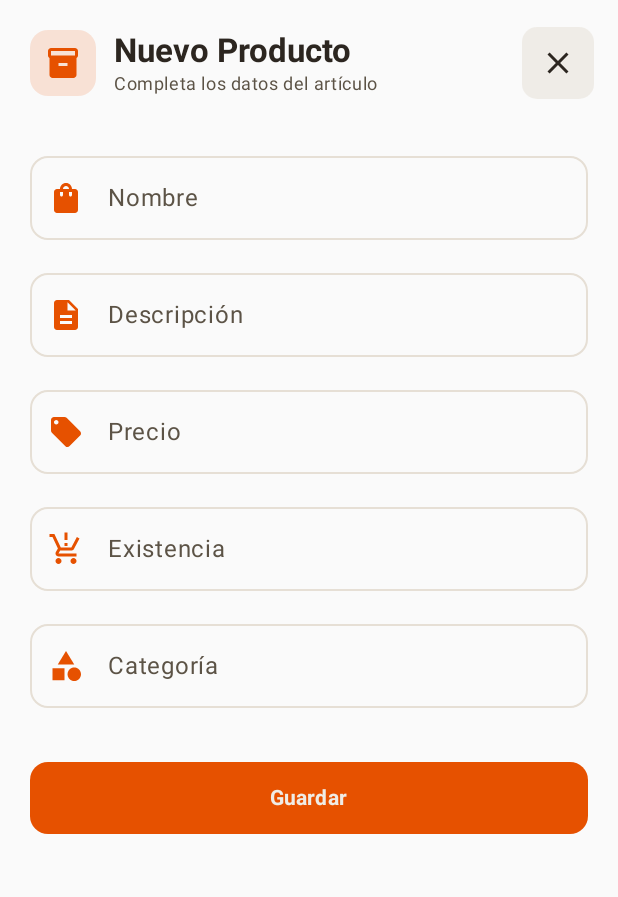
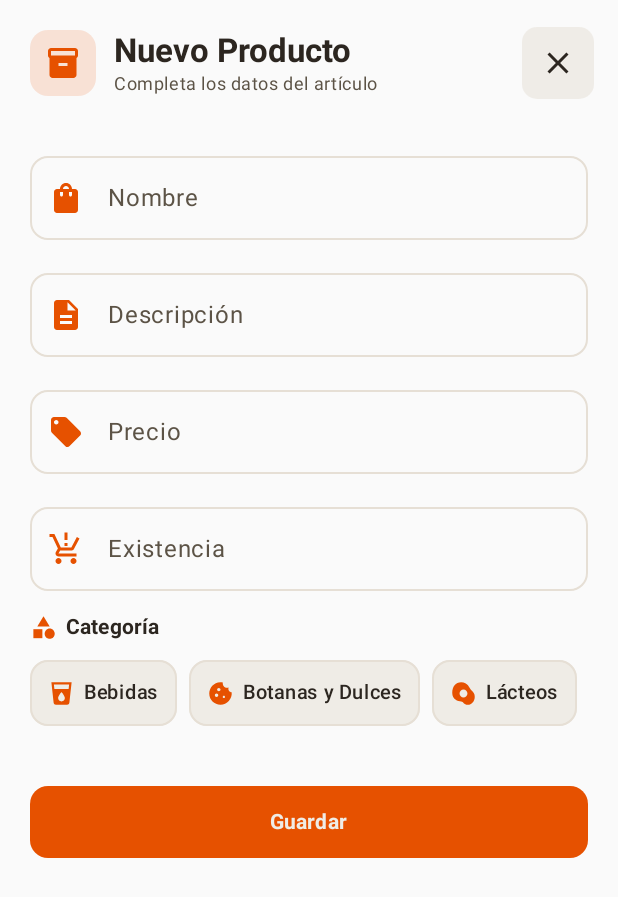
Before and after one commit to 25002732-Franschesco/ProyectoAppAbarrotes, an Android app built with Jetpack Compose: the composable ProductoFormView shown on its own in the app's theme, on a phone screen of 412 x 824 dp. Shown: the top 897 px of the screen. Run offline under Robolectric (Android 15) with nearby library versions, the phone set to English and light mode, and no system bars.

Commit message:
Categorias

```diff
--- a/app/src/main/java/org/utl/ldsm406_puntoventa/views/modulo_producto/ProductoFormView.kt
+++ b/app/src/main/java/org/utl/ldsm406_puntoventa/views/modulo_producto/ProductoFormView.kt
@@ -1,7 +1,10 @@
 package org.utl.ldsm406_puntoventa.views.modulo_producto
 
+import androidx.compose.foundation.BorderStroke
 import androidx.compose.foundation.background
 import androidx.compose.foundation.layout.*
+import androidx.compose.foundation.lazy.LazyRow
+import androidx.compose.foundation.lazy.items
 import androidx.compose.foundation.rememberScrollState
 import androidx.compose.foundation.shape.RoundedCornerShape
 import androidx.compose.foundation.verticalScroll
@@ -12,12 +15,35 @@ import androidx.compose.runtime.*
 import androidx.compose.runtime.saveable.rememberSaveable
 import androidx.compose.ui.Alignment
 import androidx.compose.ui.Modifier
+import androidx.compose.ui.graphics.Color
+import androidx.compose.ui.graphics.vector.ImageVector
 import androidx.compose.ui.res.colorResource
 import androidx.compose.ui.res.stringResource
 import androidx.compose.ui.text.font.FontWeight
 import androidx.compose.ui.unit.dp
+import androidx.compose.ui.unit.sp
 import org.utl.ldsm406_puntoventa.R
 import org.utl.ldsm406_puntoventa.data.producto.Producto
+
+private data class CategoriaOpcion(
+    val nombre: String,
+    val icono: ImageVector
+)
+
+private val categoriasDisponibles = listOf(
+    CategoriaOpcion("Bebidas", Icons.Default.LocalDrink),
+    CategoriaOpcion("Botanas y Dulces", Icons.Default.Cookie),
+    CategoriaOpcion("Lácteos", Icons.Default.EggAlt),
+    CategoriaOpcion("Abarrotes", Icons.Default.Inventory2),
+    CategoriaOpcion("Panadería", Icons.Default.BakeryDining),
+    CategoriaOpcion("Frutas y Verduras", Icons.Default.Eco),
+    CategoriaOpcion("Carnes y Embutidos", Icons.Default.SetMeal),
+    CategoriaOpcion("Limpieza", Icons.Default.CleaningServices),
+    CategoriaOpcion("Cuidado Personal", Icons.Default.Sanitizer),
+    CategoriaOpcion("Congelados", Icons.Default.AcUnit),
+    CategoriaOpcion("Mascotas", Icons.Default.Pets),
+    CategoriaOpcion("Varios", Icons.Default.Category)
+)
 
 @Composable
 fun ProductoFormView(
@@ -163,21 +189,67 @@ fun ProductoFormView(
             )
         )
 
-        OutlinedTextField(
-            value = categoria,
-            onValueChange = { categoria = it },
-            label = { Text(stringResource(id = R.string.field_category)) },
-            singleLine = true,
-            leadingIcon = { Icon(Icons.Default.Category, null, tint = colorResource(R.color.naranja_4)) },
-            shape = RoundedCornerShape(12.dp),
+        Column(
             modifier = Modifier.fillMaxWidth(),
-            colors = OutlinedTextFieldDefaults.colors(
-                focusedBorderColor = colorResource(R.color.naranja_4),
-                unfocusedBorderColor = colorResource(R.color.crema_3),
-                focusedLabelColor = colorResource(R.color.naranja_4),
-                unfocusedLabelColor = colorResource(R.color.cafe_4)
-            )
-        )
+            verticalArrangement = Arrangement.spacedBy(8.dp)
+        ) {
+            Row(
+                verticalAlignment = Alignment.CenterVertically,
+                horizontalArrangement = Arrangement.spacedBy(6.dp)
+            ) {
+                Icon(
+                    imageVector = Icons.Default.Category,
+                    contentDescription = null,
+                    tint = colorResource(R.color.naranja_4),
+                    modifier = Modifier.size(18.dp)
+                )
+                Text(
+                    text = stringResource(id = R.string.field_category),
+                    style = MaterialTheme.typography.labelLarge,
+                    fontWeight = FontWeight.Bold,
+                    color = colorResource(R.color.cafe_5)
+                )
+            }
+
+            LazyRow(
+                horizontalArrangement = Arrangement.spacedBy(8.dp),
+                contentPadding = PaddingValues(vertical = 2.dp)
+            ) {
+                items(categoriasDisponibles, key = { it.nombre }) { item ->
+                    val seleccionada = categoria.equals(item.nombre, ignoreCase = true)
+                    val naranja = colorResource(R.color.naranja_4)
+
+                    Surface(
+                        onClick = { categoria = item.nombre },
+                        shape = RoundedCornerShape(12.dp),
+                        color = if (seleccionada) naranja else colorResource(R.color.crema_fondo),
+                        border = BorderStroke(
+                            width = 1.dp,
+                            color = if (seleccionada) naranja else colorResource(R.color.crema_3)
+                        )
+                    ) {
+                        Row(
+                            modifier = Modifier.padding(horizontal = 12.dp, vertical = 10.dp),
+                            verticalAlignment = Alignment.CenterVertically,
+                            horizontalArrangement = Arrangement.spacedBy(6.dp)
+                        ) {
+                            Icon(
+                                imageVector = item.icono,
+                                contentDescription = item.nombre,
+                                tint = if (seleccionada) Color.White else naranja,
+                                modifier = Modifier.size(18.dp)
+                            )
+                            Text(
+                                text = item.nombre,
+                                fontSize = 13.sp,
+                                fontWeight = if (seleccionada) FontWeight.Bold else FontWeight.Medium,
+                                color = if (seleccionada) Color.White else colorResource(R.color.cafe_5)
+                            )
+                        }
+                    }
+                }
+            }
+        }
 
         errorResId?.let { resId ->
             Text(
```
Also changed, not shown: app/src/main/java/org/utl/ldsm406_puntoventa/components/CategoriaSelector.kt (added, +113 -0 lines).
